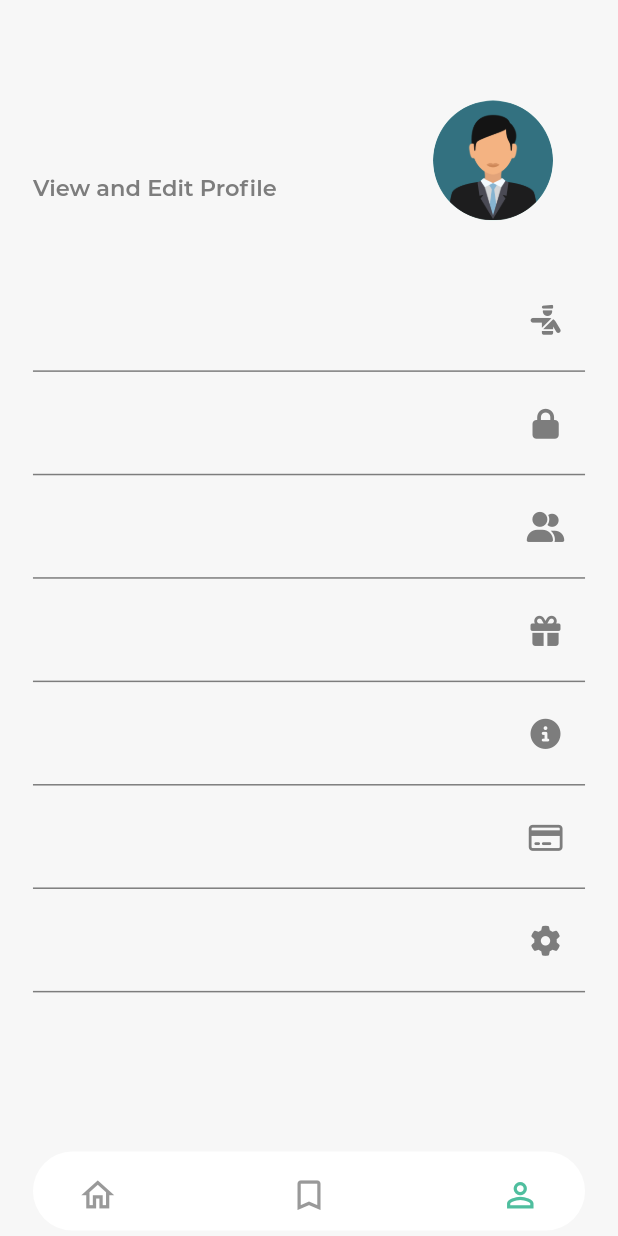
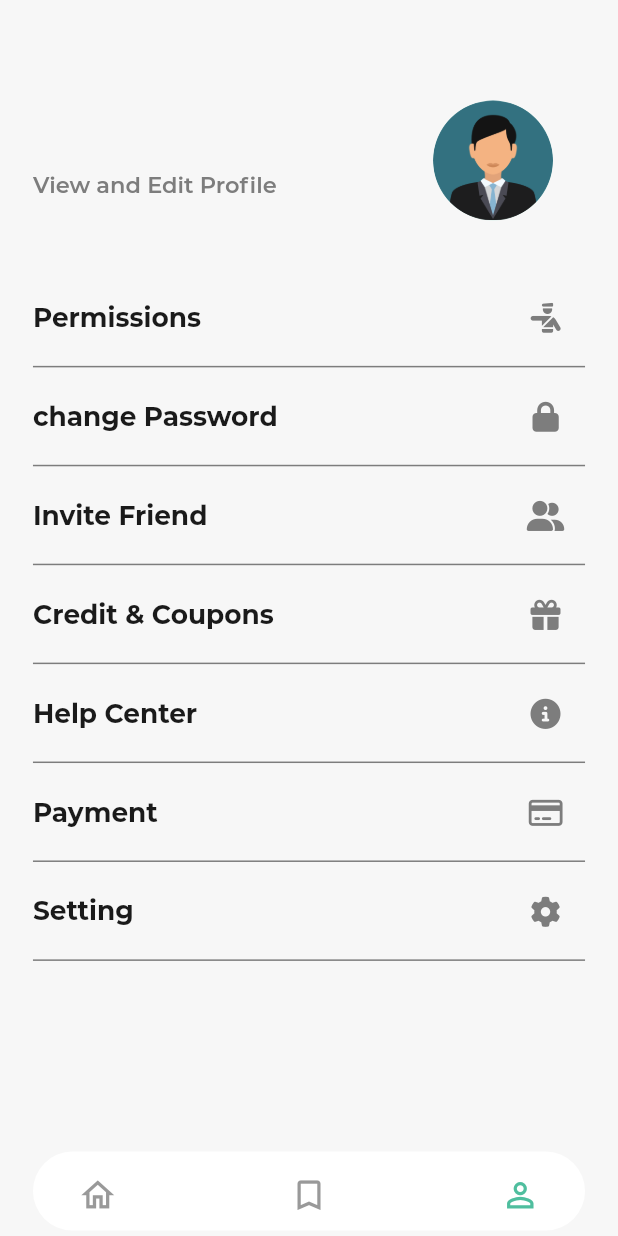
Before and after one commit to amrNaser99/Travinia, a Flutter app: the MainScreen screen opened by its route, item 3 of the bottom bar chosen, after a tap on "Permissions", on a phone screen of 412 x 824 dp. Run offline on Flutter 3.47's test engine with Material 2 defaults, Android fonts, the phone set to English and light mode, and no system bars; drawn by our look-alikes of dot_navigation_bar; our stand-ins replace bloc, blur, conditional_builder_null_safety, dartz, dio, email_validator and 12 more; missing offline and left inert: cr_calendar, password_strength; accounts and stored records are empty; network calls fail.

Commit message:
fix profile themes error

```diff
--- a/lib/core/app/bloc/app_cubit.dart
+++ b/lib/core/app/bloc/app_cubit.dart
@@ -4,6 +4,7 @@ import 'package:travinia/core/app/bloc/app_state.dart';
 import 'package:flutter_bloc/flutter_bloc.dart';
 import 'package:travinia/core/utils/app_color.dart';
 import 'package:travinia/core/utils/app_themes.dart';
+import 'package:travinia/models/booking_model.dart';
 import 'package:travinia/models/create_booking_model.dart';
 import 'package:travinia/models/facility_model.dart';
 import 'package:travinia/models/hotel_model.dart';
@@ -49,6 +50,7 @@ class AppCubit extends Cubit<AppStates> {
     BookingScreen(),
     ProfileInfoScreen(),
   ];
+
   void changeNavBar({required int index}) {
     currentIndex = index;
     emit(changeNavBarState());
@@ -104,7 +106,7 @@ class AppCubit extends Cubit<AppStates> {
       {required BuildContext context,
       required int userId,
       required int hotelId}) async {
-    emit(UserProfileLoadingState());
+    emit(CreateBookingLoadingState());
     final response = await repository.create_Booking(
       token: AuthCubit.get(context).userToken,
       user_id: userId,
@@ -118,7 +120,35 @@ class AppCubit extends Cubit<AppStates> {
       (r) {
         create_BookingModel = r;
 
-        emit(CreatBookingSuccessState());
+        emit(CreateBookingSuccessState());
+      },
+    );
+  }
+
+  BookingModel? bookingModel;
+
+
+  void getBooking({
+    required BuildContext context,
+    String? Token,
+    required String bookType,
+    required int bookCount,
+  }) async {
+    emit(GetBookingLoadingState());
+    final response = await repository.getBooking(
+      token: AuthCubit.get(context).userToken,
+      bookType: bookType,
+      bookCount: bookCount,
+    );
+
+    response.fold(
+      (l) {
+        emit(ErrorState(exception: l));
+      },
+      (r) {
+        bookingModel = r;
+
+        emit(GetBookingSuccessState());
       },
     );
   }
@@ -142,6 +172,7 @@ class AppCubit extends Cubit<AppStates> {
 
   double distanceInMeters = 0;
   double distanceInKiloMeters = 0;
+
   double CalcDistanceOfGeocoordinates({
     required double startLatitude,
     required double startLongitude,
@@ -155,3 +186,11 @@ class AppCubit extends Cubit<AppStates> {
     return distanceInKiloMeters;
   }
 }
+class BookingType {
+  static const String completed = 'completed';
+  static const String upcomming = 'upcomming';
+  static const String cancelled = 'completed';
+
+  // upcomming - cancelled - completed
+
+}
--- a/lib/core/app/bloc/app_state.dart
+++ b/lib/core/app/bloc/app_state.dart
@@ -5,18 +5,6 @@ abstract class AppStates {}
 class AppInitialState extends AppStates {}
 
 class AppThemeColorChangedState extends AppStates {}
-
-class UserLoginLoadingState extends AppStates {}
-
-class UserLoginSuccessState extends AppStates {}
-
-class UserProfileLoadingState extends AppStates {}
-
-class UserRegisterLoadingState extends AppStates {}
-
-class UserRegisterSuccessState extends AppStates {}
-
-class UserProfileSuccessState extends AppStates {}
 
 class HotelsLoadingState extends AppStates {}
 
@@ -26,7 +14,13 @@ class FacilitiesLoadingState extends AppStates {}
 
 class FacilitiesSuccessState extends AppStates {}
 
-class CreatBookingSuccessState extends AppStates {}
+class CreateBookingLoadingState extends AppStates {}
+
+class CreateBookingSuccessState extends AppStates {}
+
+class GetBookingLoadingState extends AppStates {}
+
+class GetBookingSuccessState extends AppStates {}
 
 class GetLocationLoadingState extends AppStates {}
 
--- a/lib/models/booking_data_model.dart
+++ b/lib/models/booking_data_model.dart
@@ -36,10 +36,7 @@ class BookingDataModel {
     return BookingDataModel(
       currentPage: json["current_page"],
       data: List<BookingDetailsModel>.from(
-        json["data"].map(
-          (x) => BookingDetailsModel.fromJson(x),
-        ),
-      ),
+          json["data"].map((x) => BookingDetailsModel.fromJson(x))),
       firstPageUrl: json["first_page_url"],
       from: json["from"],
       lastPage: json["last_page"],
--- a/lib/presentation/profile/widgets/profile_body.dart
+++ b/lib/presentation/profile/widgets/profile_body.dart
@@ -7,6 +7,8 @@ import 'package:travinia/core/utils/app_values.dart';
 import 'package:travinia/core/utils/font_styles.dart';
 import 'package:travinia/core/utils/routes.dart';
 import 'package:travinia/models/user_model.dart';
+import 'package:travinia/presentation/explore/bloc/explore_cubit.dart';
+import 'package:travinia/presentation/shared_widgets/custom_text.dart';
 
 class ProfileBody extends StatelessWidget {
   final UserModel userModel;
@@ -41,14 +43,7 @@ class ProfileBody extends StatelessWidget {
                   child: Column(
                     crossAxisAlignment: CrossAxisAlignment.start,
                     children: [
-                      Text(
-                        // 'Amanda',
-                        userModel.name!,
-                        style: getBoldStyle(
-                          fontColor: AppColors.white,
-                          fontSize: 25,
-                        ),
-                      ),
+                      LargeHeadText(text: userModel.name!,size: AppSize.s20,),
                       AppSpaces.vSpace5,
                       Text(
                         'View and Edit Profile',
@@ -94,7 +89,9 @@ class ProfileBody extends StatelessWidget {
                 itemText: 'Permissions',
                 icon: FontAwesomeIcons.personMilitaryPointing,
                 onTap: () {
-                  cubit.changeAppThemeColor();
+                  AppCubit.get(context).getBooking(context: context,
+                    bookType: BookingType.completed,
+                    bookCount: 10,);
                 },
               ),
               ProfileItem(
@@ -163,13 +160,7 @@ Widget ProfileItem({
               children: [
                 Expanded(
                   flex: 6,
-                  child: Text(
-                    itemText,
-                    style: getMediumStyle(
-                      fontColor: AppColors.offWhite,
-                      fontSize: 20,
-                    ),
-                  ),
+                  child: LargeHeadText(text: itemText,),
                 ),
                 Expanded(
                   flex: 1,
--- a/lib/presentation/shared_widgets/custom_text.dart
+++ b/lib/presentation/shared_widgets/custom_text.dart
@@ -17,7 +17,7 @@ class LargeHeadText extends StatelessWidget {
             fontSize: size ?? FontSize.s16,
           ),
       ///TODO Need To Fix
-      // overflow: isEllipsis ? TextOverflow.ellipsis : null,
+      overflow: isEllipsis ? TextOverflow.ellipsis : null,
 
     );
   }
--- a/lib/services/repositories/repository.dart
+++ b/lib/services/repositories/repository.dart
@@ -38,7 +38,7 @@ abstract class Repository {
   ///Implement All Facilities Functions Here
   Future<Either<PrimaryServerException, FacilitiesModel>> getFacilities();
 
-  ///Implement All Booking Functions Here
+  ///Implement All Booking Functions Here: upcomming - cancelled - completed
   Future<Either<PrimaryServerException, BookingModel>> getBooking({
     String bookType,
     int bookCount,
--- a/lib/services/repositories/repository_impl.dart
+++ b/lib/services/repositories/repository_impl.dart
@@ -88,6 +88,9 @@ class RepositoryImplementation extends Repository {
       final response = await dioHelper.get(
         endPoint: getBookingEndPoint,
         token: token,
+        options: Options(
+          headers: {"token": "$token"},
+        ),
         data: {
           'type': bookType,
           'count': bookCount,
```
Also changed, not shown: lib/presentation/explore/explore_hotels/widgets/explore_hotel_appbar.dart (+3 -14 lines).
